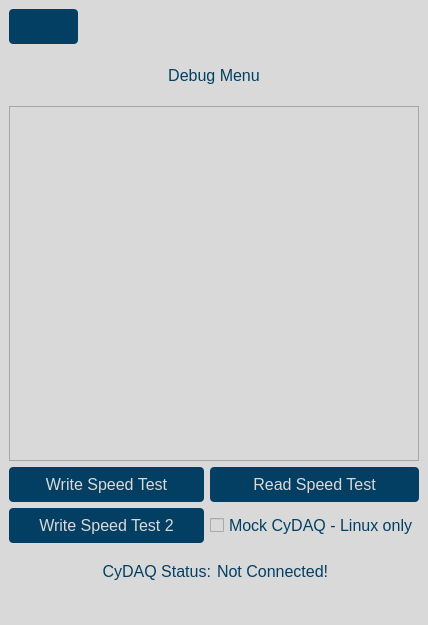
Qt form gui/qtdesigner/Debug.ui (wyattduber/CyDAQ) before a commit.
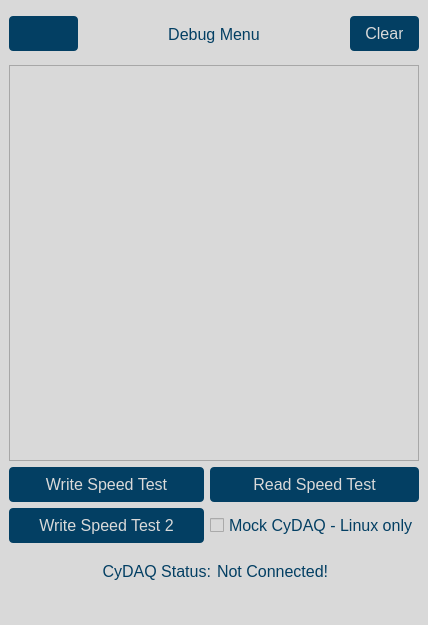
The same form after that commit. Icons and pictures are not drawn.

Commit message: add clear output in debug

What changed in the file:
```diff
--- a/gui/qtdesigner/Debug.ui
+++ b/gui/qtdesigner/Debug.ui
@@ -70,6 +70,8 @@
    </property>
    <layout class="QVBoxLayout" name="verticalLayout">
     <item>
+     <layout class="QHBoxLayout" name="horizontalLayout_3">
+      <item>
      <widget class="QPushButton" name="home_btn">
       <property name="maximumSize">
        <size>
@@ -87,8 +89,6 @@
      </widget>
     </item>
     <item>
-     <layout class="QVBoxLayout" name="verticalLayout_3">
-      <item>
        <widget class="QLabel" name="label_3">
         <property name="sizePolicy">
          <sizepolicy hsizetype="Preferred" vsizetype="Preferred">
@@ -119,6 +119,19 @@
         </property>
        </widget>
       </item>
+      <item>
+       <widget class="QPushButton" name="clear_log_btn">
+        <property name="maximumSize">
+         <size>
+          <width>69</width>
+          <height>16777215</height>
+         </size>
+        </property>
+        <property name="text">
+         <string>Clear</string>
+        </property>
+       </widget>
+      </item>
      </layout>
     </item>
     <item>
```
Left out of the diff: 3 changed lines with no effect on the pictures. Lines whose indentation alone changed are shown as unchanged. The commit also changes 7 other files.
